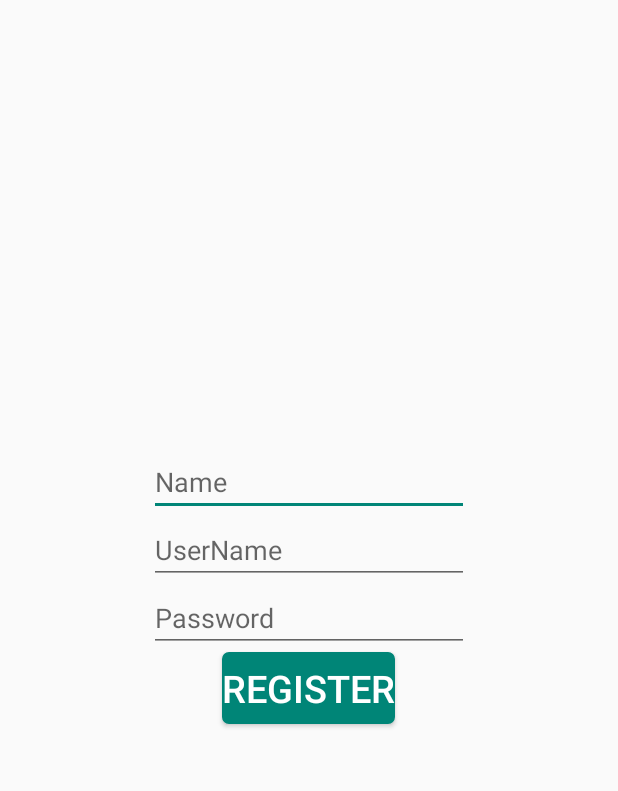
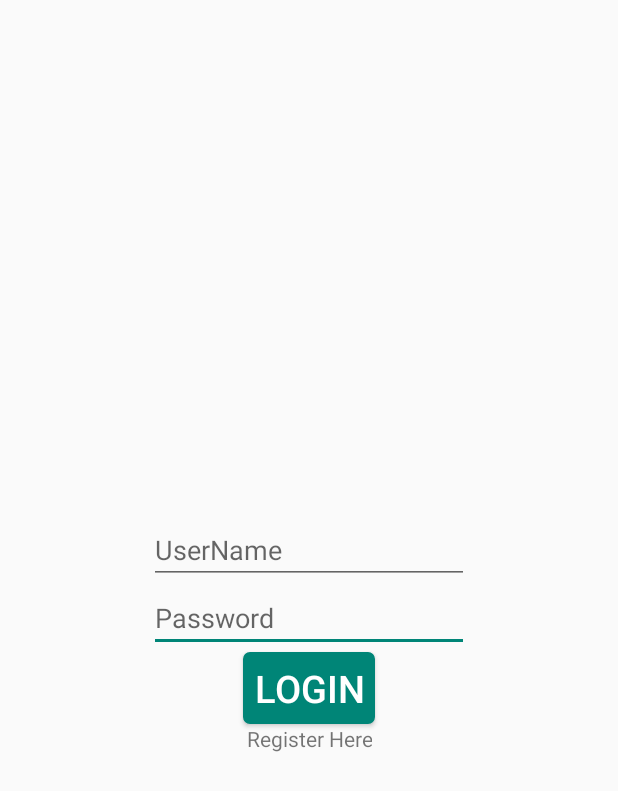
Before and after one commit to Xiao75896453/CodingXProject, an Android app: the RegisterActivity screen opened directly, with no data from a screen before it, after a tap on "REGISTER", on a phone screen of 412 x 824 dp. Shown: the top 791 px of the screen. Run offline under Robolectric (Android 15) with nearby library versions, the phone set to English and light mode, and no system bars; our stand-ins replace Volley; network calls fail.

Commit message:
loginRegister修好了

```diff
--- a/app/src/main/java/com/example/codingxproject/DetailDrugMessage/DrugListAdapter.java
+++ b/app/src/main/java/com/example/codingxproject/DetailDrugMessage/DrugListAdapter.java
@@ -47,7 +47,7 @@ class DrugListAdapter extends RecyclerView.Adapter<DrugListAdapter.ViewHolder> {
 //                Toast toast = Toast.makeText(context, "213", Toast.LENGTH_SHORT);
 //                toast.show();
                 Intent toDetail = new Intent(context, DetailDrugInfoActivity.class);
-                toDetail.putExtra("destinSite", R.string.drug1_site);//drugCard.getDetailInfo()
+                toDetail.putExtra("destinSite", drugCard.getDetailInfo());//drugCard.getDetailInfo()
                 context.startActivity(toDetail);
             }
         });
--- a/app/src/main/java/com/example/codingxproject/DetailDrugMessage/DrugsInfoActivity.java
+++ b/app/src/main/java/com/example/codingxproject/DetailDrugMessage/DrugsInfoActivity.java
@@ -19,7 +19,7 @@ public class DrugsInfoActivity extends AppCompatActivity {
         super.onCreate(savedInstanceState);
         setContentView(R.layout.activity_drugs_info);
 
-        drugList.add(new DrugCard(1,R.drawable.drug1_med,R.drawable.drug1_case,R.string.drug1_des,"http://140.116.253.135/NewHomePage/massrefer_handout%20forms.asp?D_id=583325%26SearchItem1=%BD%C3%B1%D0%B3%E6%B"));
+        drugList.add(new DrugCard(1,R.drawable.drug1_med,R.drawable.drug1_case,R.string.drug1_des,"http://140.116.253.135/NewHomePage/massrefer_prescription.asp?D_id=468854&SearchItem1=%B3B%A4%E8%B6%B0"));//http://140.116.253.135/NewHomePage/massrefer_handout%20forms.asp?D_id=583325%26SearchItem1=%BD%C3%B1%D0%B3%E6%B
         drugList.add(new DrugCard(2,R.drawable.drug2_med,R.drawable.drug2_case,R.string.drug2_des,"http://140.116.253.135/NewHomePage/massrefer_prescription.asp?D_id=403827&SearchItem1=%B3B%A4%E8%B6%B0"));
         drugList.add(new DrugCard(3,R.drawable.drug3_med,R.drawable.drug3_case,R.string.drug3_des,"http://140.116.253.135/NewHomePage/massrefer_prescription.asp?D_id=783921&SearchItem1=%B3B%A4%E8%B6%B0"));
         drugList.add(new DrugCard(4,R.drawable.drug4_med,R.drawable.drug4_case,R.string.drug4_des,"http://140.116.253.135/NewHomePage/massrefer_prescription.asp?D_id=583129&SearchItem1=%B3B%A4%E8%B6%B0"));
--- a/app/src/main/java/com/example/codingxproject/LoginRegister/LoginRequest.java
+++ b/app/src/main/java/com/example/codingxproject/LoginRegister/LoginRequest.java
@@ -8,7 +8,9 @@ import java.util.Map;
 
 public class LoginRequest extends StringRequest {
 
-    private static final String LOGIN_REQUEST_URL="https://bethhaha.000webhostapp.com/Login.php";//files.000webhost.com:21/Register.php
+//    https://bethhaha.000webhostapp.com/Login.php
+    //http://10.0.2.2:80/loginRegister/Login.php
+    private static final String LOGIN_REQUEST_URL="http://192.168.210.7:80/loginRegister/Login.php";//files.000webhost.com:21/Register.php
     private Map<String,String> params;
 
     public LoginRequest(String username, String password, Response.Listener<String>listener){
--- a/app/src/main/java/com/example/codingxproject/LoginRegister/RegisterActivity.java
+++ b/app/src/main/java/com/example/codingxproject/LoginRegister/RegisterActivity.java
@@ -2,9 +2,12 @@ package com.example.codingxproject.LoginRegister;
 
 import android.content.Intent;
 import android.os.Bundle;
+import android.util.Log;
 import android.view.View;
 import android.widget.Button;
 import android.widget.EditText;
+import android.widget.Toast;
+
 import androidx.appcompat.app.AlertDialog;
 import androidx.appcompat.app.AppCompatActivity;
 
@@ -37,10 +40,13 @@ public class RegisterActivity extends AppCompatActivity {
                     @Override
                     public void onResponse(String response) {
                         try {
+//
                             JSONObject jsonResponse=new JSONObject(response);
+//                            Toast.makeText(getApplicationContext(),"hello",Toast.LENGTH_LONG).show();
                             //以下不會執行，DEBUG
                             boolean success=jsonResponse.getBoolean("success");
                             if(success){
+//                                Log.d("test","i'm here.");
                                 Intent intent=new Intent(RegisterActivity.this, LoginActivity.class);
                                 RegisterActivity.this.startActivity(intent);
 
@@ -60,10 +66,9 @@ public class RegisterActivity extends AppCompatActivity {
                 RegisterRequest registerRequest=new RegisterRequest(name, username, password, responseListener);
                 RequestQueue queue= Volley.newRequestQueue(RegisterActivity.this);
                 queue.add(registerRequest);
-                //Debug
 
-//                Intent intent=new Intent(RegisterActivity.this, LoginActivity.class);
-//                RegisterActivity.this.startActivity(intent);
+                Intent intent=new Intent(RegisterActivity.this, LoginActivity.class);
+                RegisterActivity.this.startActivity(intent);
 //
 
             }
--- a/app/src/main/java/com/example/codingxproject/LoginRegister/RegisterRequest.java
+++ b/app/src/main/java/com/example/codingxproject/LoginRegister/RegisterRequest.java
@@ -8,8 +8,9 @@ import java.util.HashMap;
 import java.util.Map;
 
 public class RegisterRequest extends StringRequest {
-
-    private static final String REGISTER_REQUEST_URL="https://bethhaha.000webhostapp.com/Register.php";//files.000webhost.com:21/Register.php
+//    https://bethhaha.000webhostapp.com/Register.php
+    //http://10.0.2.2:80/loginRegister/Register.php
+    private static final String REGISTER_REQUEST_URL="http://192.168.210.7:80/loginRegister/Register.php";//files.000webhost.com:21/Register.php
     private Map<String,String> params;
 
     public RegisterRequest(String name, String username, String password, Response.Listener<String>listener){
--- a/app/src/main/res/layout/activity_detail_drug_info.xml
+++ b/app/src/main/res/layout/activity_detail_drug_info.xml
@@ -4,6 +4,7 @@
     xmlns:tools="http://schemas.android.com/tools"
     android:layout_width="match_parent"
     android:layout_height="match_parent"
+    android:orientation="vertical"
     tools:context=".DetailDrugMessage.DetailDrugInfoActivity">
 
     <WebView
```
